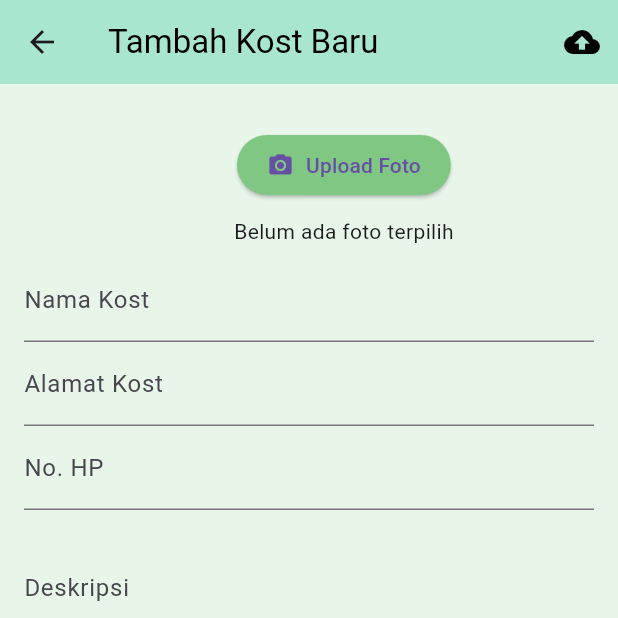
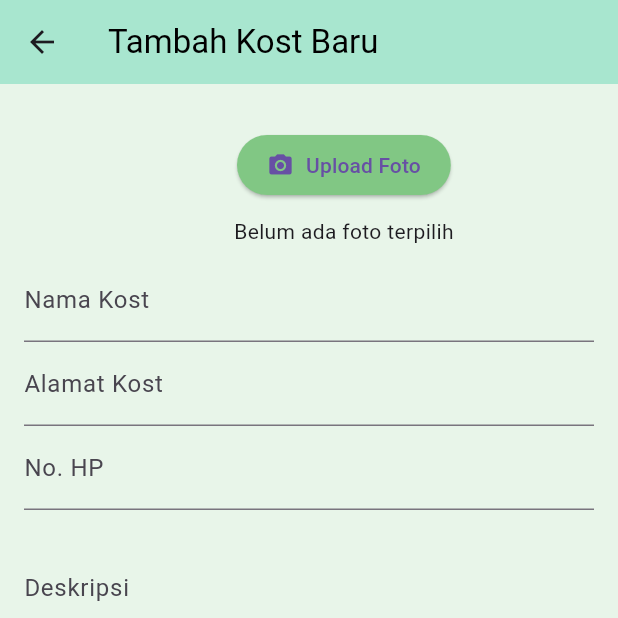
Before and after one commit to NurDwiKartini/KOSTKUY, a Flutter app: the AddPage screen opened by its route, on a phone screen of 412 x 824 dp, the top half of it. Run offline on Flutter 3.47's test engine with Material 3 defaults, Android fonts, the phone set to English and light mode, and no system bars; our stand-ins replace image_picker, shared_preferences; accounts and stored records are empty.

Commit message:
Update add.dart

```diff
--- a/lib/add.dart
+++ b/lib/add.dart
@@ -39,21 +39,7 @@ class _AddPageState extends State<AddPage> {
         backgroundColor: const Color(0xFFA8E6CF), // Warna hijau pastel
         title: const Text('Tambah Kost Baru',
             style: TextStyle(color: Colors.black)), // Mengubah warna teks
-        actions: [
-          IconButton(
-            icon: const Icon(Icons.cloud_upload,
-                color: Colors.black), // Mengubah warna ikon
-            onPressed: () {
-              if (_formKey.currentState!.validate()) {
-                // Aksi unggah data (misalnya simpan ke database)
-                ScaffoldMessenger.of(context).showSnackBar(
-                  const SnackBar(content: Text('Data berhasil diunggah')),
-                );
-                Navigator.pop(context);
-              }
-            },
-          ),
-        ],
+        // Tombol unggah di bagian actions sudah dihapus
       ),
       body: Stack(
         children: [
```
